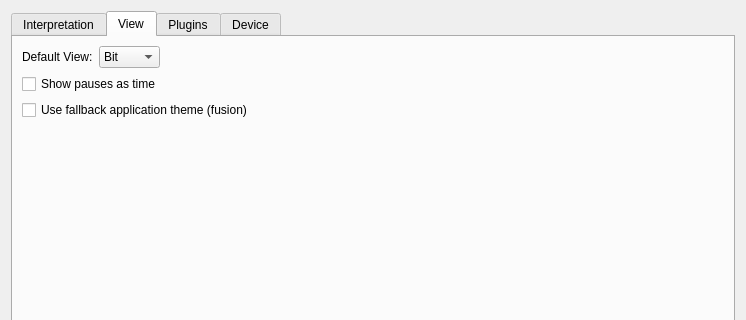
Above: ui/options.ui from jopohl/urh before the change; both pictures show x 0 to 746 and y 0 to 320 of the 746 by 486 pixel window. Below: the same form after it.
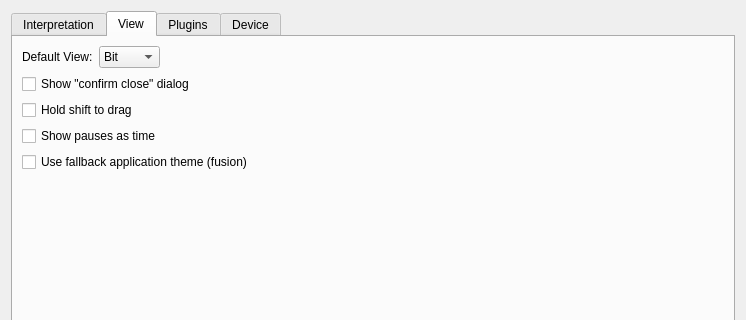
That is the form after the change.

```diff
--- a/ui/options.ui
+++ b/ui/options.ui
@@ -196,6 +196,20 @@
          </item>
         </layout>
        </item>
+       <item>
+        <widget class="QCheckBox" name="checkBoxShowConfirmCloseDialog">
+         <property name="text">
+          <string>Show &quot;confirm close&quot; dialog</string>
+         </property>
+        </widget>
+       </item>
+       <item>
+        <widget class="QCheckBox" name="checkBoxHoldShiftToDrag">
+         <property name="text">
+          <string>Hold shift to drag</string>
+         </property>
+        </widget>
+       </item>
        <item>
         <widget class="QCheckBox" name="checkBoxPauseTime">
          <property name="text">
```
